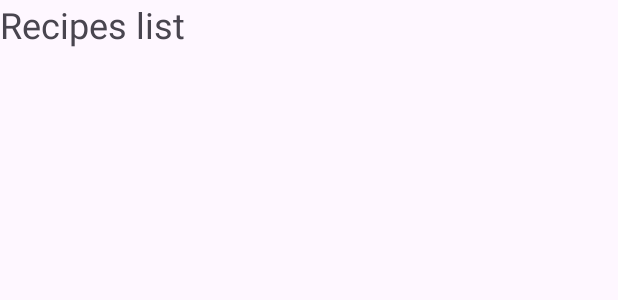
After one commit to Boogeymaster/AndroidSptrintXML, an Android app: the layout fragment_list_recipe.xml on its own in the app's theme, with its tools: preview values and no code run, on a phone screen of 412 x 824 dp. The commit adds this screen. Shown: the top 300 px of the screen. Run offline under Robolectric (Android 15) with nearby library versions, the phone set to English and light mode, and no system bars.

```diff
--- /dev/null
+++ b/app/src/main/res/layout/fragment_list_recipe.xml
@@ -0,0 +1,11 @@
+<?xml version="1.0" encoding="utf-8"?>
+<LinearLayout xmlns:android="http://schemas.android.com/apk/res/android"
+    android:layout_width="match_parent"
+    android:layout_height="match_parent">
+<TextView
+    android:layout_width="wrap_content"
+    android:layout_height="wrap_content"
+    android:textSize="24sp"
+    android:text="Recipes list"/>
+
+</LinearLayout>
```
Also changed, not shown: app/src/main/java/com/example/androidsptrintxml/CategoriesListAdapter.kt (+13 -1 lines), app/src/main/java/com/example/androidsptrintxml/CategoriesListFragment.kt (+15 -0 lines), app/src/main/java/com/example/androidsptrintxml/RecipesListFragment.kt (added, +31 -0 lines).
